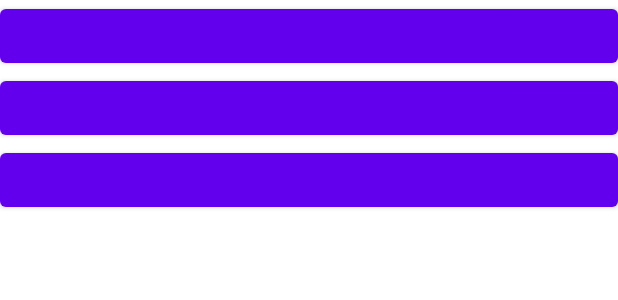
After one commit to Vhhg13/Airport, an Android app: the layout activity_main_menu.xml on its own in the app's theme, with its tools: preview values and no code run, on a phone screen of 412 x 824 dp. The commit adds this screen. Shown: the top 300 px of the screen. Run offline under Robolectric (Android 15) with nearby library versions, the phone set to English and light mode, and no system bars.

```diff
--- a/app/src/main/java/com/vhhg/airport/FlightListAdapter.java
+++ b/app/src/main/java/com/vhhg/airport/FlightListAdapter.java
@@ -23,6 +23,10 @@ public class FlightListAdapter extends RecyclerView.Adapter<FlightListAdapter.Vi
     public void onBindViewHolder(@NonNull ViewHolder holder, int position) {
         holder.mainText.setText(flights[position].getTo());
         holder.bottomText.setText(flights[position].getDepart().toString());
+        holder.fav.setChecked(flights[position].isFav());
+        holder.fav.setOnClickListener( v -> {
+
+        });
     }
 
     @Override
--- /dev/null
+++ b/app/src/main/res/layout/activity_main_menu.xml
@@ -0,0 +1,34 @@
+<?xml version="1.0" encoding="utf-8"?>
+<androidx.constraintlayout.widget.ConstraintLayout xmlns:android="http://schemas.android.com/apk/res/android"
+    xmlns:app="http://schemas.android.com/apk/res-auto"
+    xmlns:tools="http://schemas.android.com/tools"
+    android:layout_width="match_parent"
+    android:layout_height="match_parent"
+    tools:context=".MainMenuActivity">
+
+    <Button
+        android:id="@+id/all"
+        android:layout_width="match_parent"
+        android:layout_height="wrap_content"
+        app:layout_constraintTop_toTopOf="parent"
+        app:layout_constraintStart_toStartOf="parent"
+        app:layout_constraintEnd_toEndOf="parent"
+        app:layout_constraintBottom_toTopOf="@+id/departures"/>
+    <Button
+        android:id="@+id/departures"
+        android:layout_width="match_parent"
+        android:layout_height="wrap_content"
+        app:layout_constraintTop_toBottomOf="@+id/all"
+        app:layout_constraintStart_toStartOf="parent"
+        app:layout_constraintEnd_toEndOf="parent"
+        app:layout_constraintBottom_toTopOf="@+id/arrivals"/>
+    <Button
+        android:id="@+id/arrivals"
+        android:layout_width="match_parent"
+        android:layout_height="wrap_content"
+        app:layout_constraintTop_toBottomOf="@+id/departures"
+        app:layout_constraintStart_toStartOf="parent"
+        app:layout_constraintEnd_toEndOf="parent"/>
+
+
+</androidx.constraintlayout.widget.ConstraintLayout>
```
Also changed, not shown: app/src/main/AndroidManifest.xml (+14 -5 lines), app/src/main/java/com/vhhg/airport/AllActivity.java (added, +30 -0 lines), app/src/main/java/com/vhhg/airport/FavsActivity.java (added, +28 -0 lines), app/src/main/java/com/vhhg/airport/Flight.java (+7 -2 lines), app/src/main/java/com/vhhg/airport/LogActivity.java (+7 -6 lines), app/src/main/java/com/vhhg/airport/MainMenuActivity.java (added, +14 -0 lines), app/src/main/java/com/vhhg/airport/Server.java (+22 -0 lines), app/src/main/res/layout/activity_all.xml (added, +20 -0 lines), app/src/main/res/layout/activity_favs.xml (added, +18 -0 lines).
